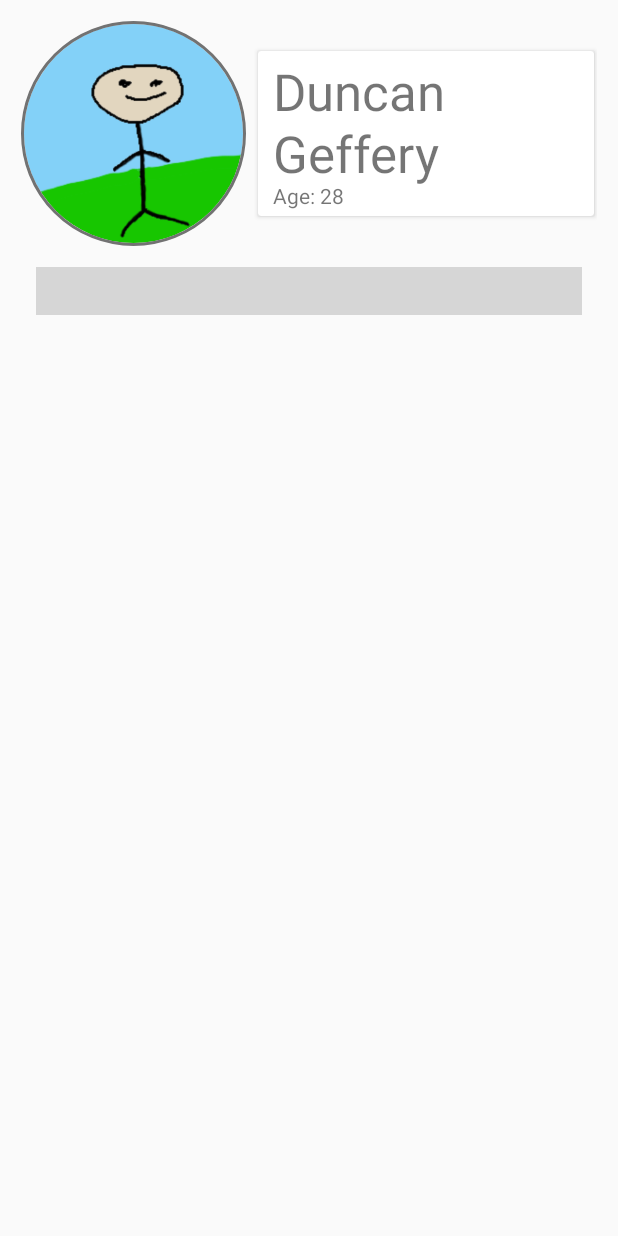
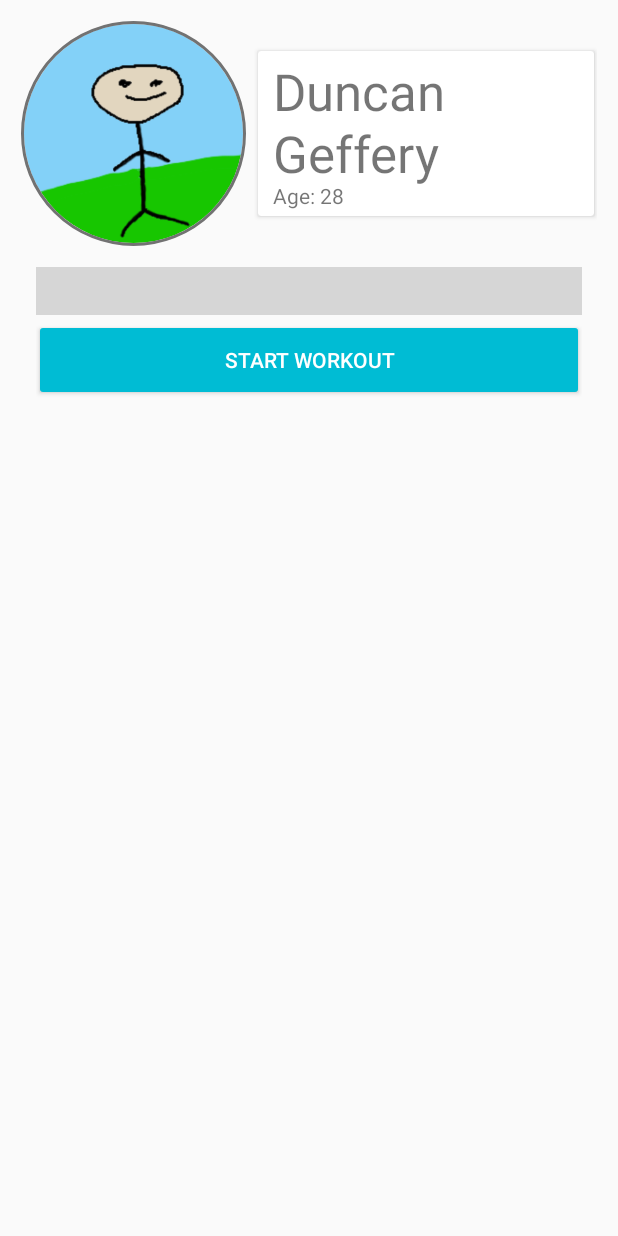
Before and after one commit to etenoch/CISC325-MakeFit, an Android app: the fragment StartScreen shown on its own in the app's theme, on a phone screen of 412 x 824 dp. Run offline under Robolectric (Android 15) with nearby library versions, the phone set to English and light mode, and no system bars; our stand-ins replace ButterKnife, CircleImageView; libraries missing offline, so code that uses them is left out: de.greenrobot.event; plain views replace CustomCalendarView; 2 statements that could not run were skipped; grey boxes are pictures that could not be loaded.

Commit message:
+ some refactoring

```diff
--- a/app/src/main/java/com/enochtam/cisc325/makefit/fragments/StartScreen.java
+++ b/app/src/main/java/com/enochtam/cisc325/makefit/fragments/StartScreen.java
@@ -5,14 +5,18 @@ import android.os.Bundle;
 import android.view.LayoutInflater;
 import android.view.View;
 import android.view.ViewGroup;
+import android.widget.Button;
 
 import com.enochtam.cisc325.makefit.MainActivity;
 import com.enochtam.cisc325.makefit.R;
+import com.enochtam.cisc325.makefit.events.FragmentChangeEvent;
 
 import java.text.DateFormat;
 import java.text.SimpleDateFormat;
 
+import butterknife.Bind;
 import butterknife.ButterKnife;
+import de.greenrobot.event.EventBus;
 
 public class StartScreen extends Fragment {
 
@@ -21,6 +25,8 @@ public class StartScreen extends Fragment {
 
     View fragmentView;
     MainActivity that;
+
+    @Bind(R.id.start_workout_btn) Button startWorkoutButton;
 
     public StartScreen() {
         // Required empty public constructor
@@ -43,6 +49,13 @@ public class StartScreen extends Fragment {
 
         ButterKnife.bind(this,fragmentView);
 
+        startWorkoutButton.setOnClickListener(new View.OnClickListener() {
+            @Override public void onClick(View v) {
+                Fragment f = new WorkoutList();
+                EventBus.getDefault().post(new FragmentChangeEvent(f,true));
+            }
+        });
+
 
         return fragmentView;
     }
--- a/app/src/main/res/layout-w600dp/fragment_start_screen.xml
+++ b/app/src/main/res/layout-w600dp/fragment_start_screen.xml
@@ -146,18 +146,23 @@
         android:orientation="vertical"
         android:layout_toRightOf="@+id/ll_1"
         android:layout_toEndOf="@+id/ll_1"
-        android:padding="10dp">
+        android:padding="8dp">
 
 
-    <com.imanoweb.calendarview.CustomCalendarView
+        <com.imanoweb.calendarview.CustomCalendarView
             android:id="@+id/calendar_view"
             android:layout_width="match_parent"
             android:layout_height="wrap_content"
             android:background="#ffffff"
             app:selectedDayBackgroundColor="@color/primary"
             app:currentDayOfMonthColor="@color/accent_green">
+        </com.imanoweb.calendarview.CustomCalendarView>
 
-    </com.imanoweb.calendarview.CustomCalendarView>
+        <Button
+            android:layout_width="fill_parent"
+            android:layout_height="wrap_content"
+            android:text="Start Workout"
+            android:id="@+id/start_workout_btn"/>
 
     </LinearLayout>
 
--- a/app/src/main/res/layout/fragment_start_screen.xml
+++ b/app/src/main/res/layout/fragment_start_screen.xml
@@ -80,6 +80,13 @@
             app:selectedDayBackgroundColor="@color/primary">
         </com.imanoweb.calendarview.CustomCalendarView>
 
+        <Button
+            android:layout_marginTop="6dp"
+            android:layout_width="fill_parent"
+            android:layout_height="wrap_content"
+            android:text="Start Workout"
+            android:id="@+id/start_workout_btn"/>
+
     </LinearLayout>
 
 
```
Also changed, not shown: app/src/main/res/layout/fragment_workout_screen.xml (+7 -12 lines), app/src/main/res/drawable/ic_exercise_placeholder.png (renamed from app/src/main/res/drawable/exercise_placehodler.png).
